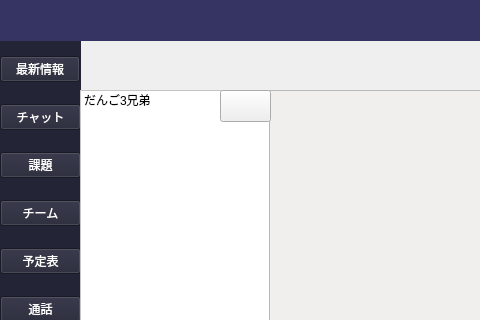
Before: the Qt Designer form chat_screen.ui in kanekou/fix_ui_teams, drawn with Qt 5; both pictures show x 0 to 480 and y 0 to 320 of the 720 by 785 pixel window.
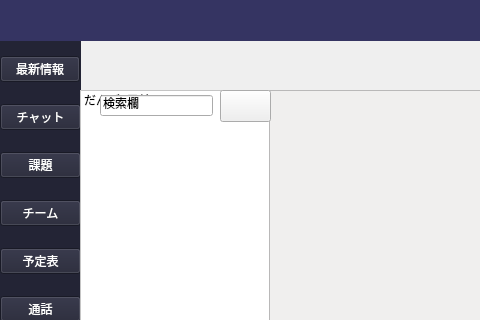
After: the same form once the commit is applied. Icons and pictures are not drawn.

Commit message: add serch botton

```diff
--- a/chat_screen.ui
+++ b/chat_screen.ui
@@ -223,11 +223,25 @@
       <normaloff>images/search.png</normaloff>images/search.png</iconset>
     </property>
    </widget>
+   <widget class="QLineEdit" name="lineEdit">
+    <property name="geometry">
+     <rect>
+      <x>100</x>
+      <y>95</y>
+      <width>113</width>
+      <height>21</height>
+     </rect>
+    </property>
+    <property name="text">
+     <string>検索欄</string>
+    </property>
+   </widget>
    <zorder>verticalWidget</zorder>
    <zorder>horizontalWidget</zorder>
    <zorder>listWidget</zorder>
    <zorder>scrollArea</zorder>
    <zorder>pushButton</zorder>
+   <zorder>lineEdit</zorder>
   </widget>
   <widget class="QStatusBar" name="statusbar"/>
  </widget>
```
The commit also changes 1 other file.
